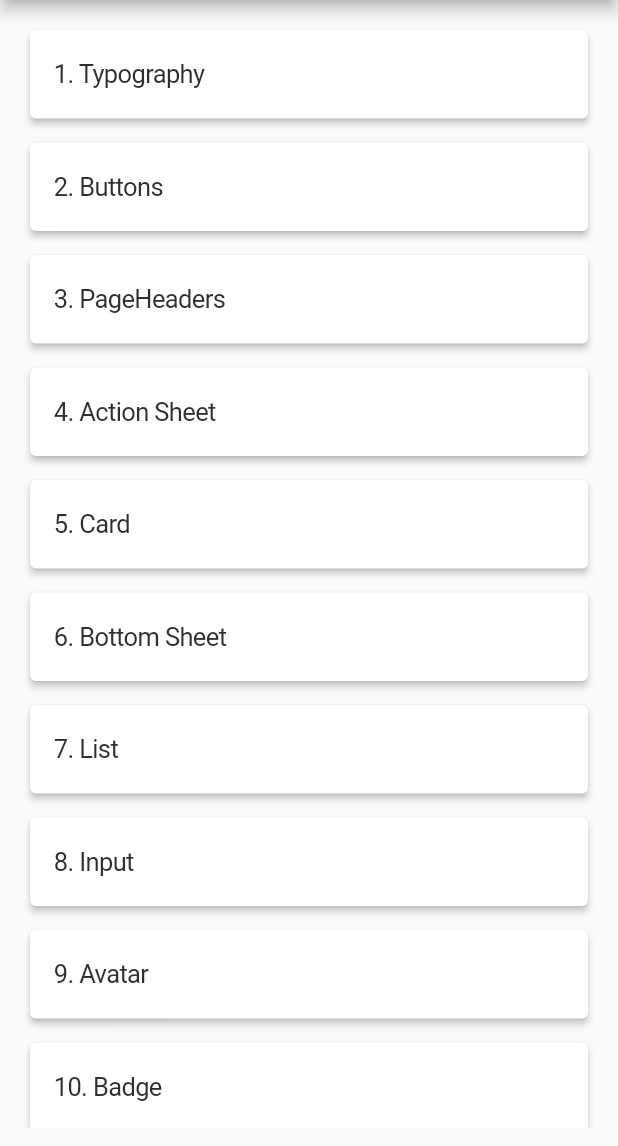
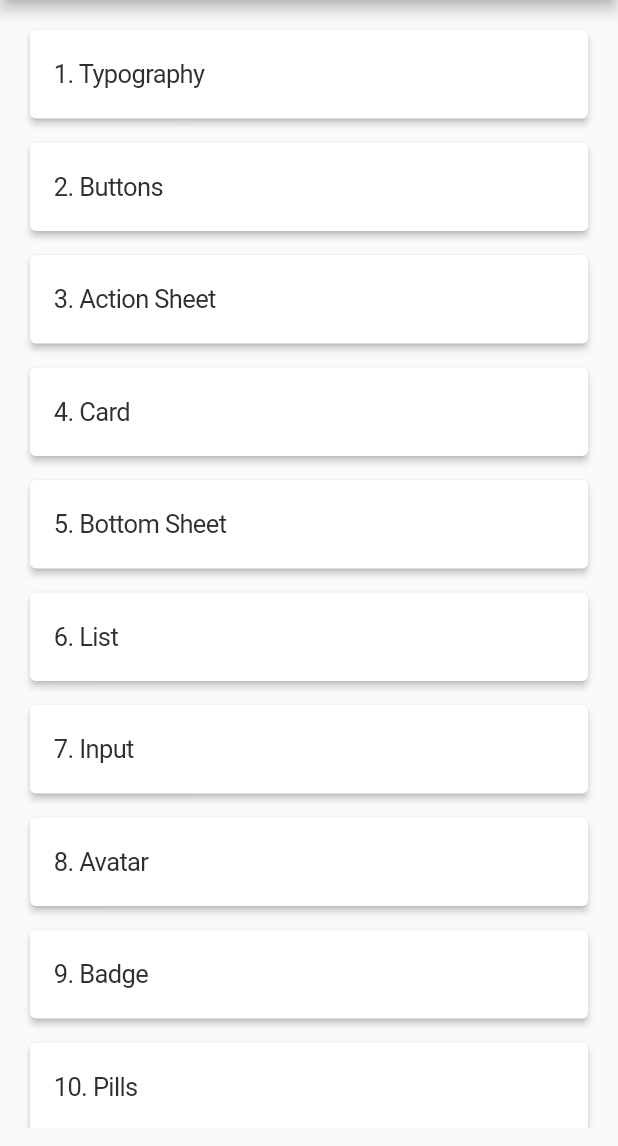
Before and after one commit to innovaccer/mobile-design-system, a Flutter app: the screen it shows after launch, on a phone screen of 412 x 824 dp, the part 90-1236 px from its top. Run offline on Flutter 3.47's test engine with Material 2 defaults, Android fonts, the phone set to English and light mode, and no system bars; drawn by our look-alikes of flutter_styled_toast; our stand-ins replace fluro, get_it, shared_preferences, sms_autofill.

Commit message:
- publishing update

```diff
--- a/example/lib/utils/constants.dart
+++ b/example/lib/utils/constants.dart
@@ -13,7 +13,6 @@ import 'package:example/screens/page_header/mds_basic_header/mds_basic_page_head
 import 'package:example/screens/page_header/mds_compact_page_header/mds_compact_header_screen.dart';
 import 'package:example/screens/page_header/mds_page_header_with_subHeading/mds_page_header_with_subHeading_screen.dart';
 import 'package:example/screens/page_header/mds_page_header_without_subHeading/mds_page_header_without_subHeading_screen.dart';
-import 'package:example/screens/page_header/page_header_screen.dart';
 import 'package:example/screens/pills/mds_pills_screen.dart';
 import 'package:example/screens/switch/mds_switch_screen.dart';
 import 'package:example/screens/typography/body/mds_body_screen.dart';
@@ -31,7 +30,7 @@ class Constants {
   static final Map<String, String> widgetMap = {
     'Typography': TypographyScreen.routeName,
     'Buttons': ButtonScreen.routeName,
-    'PageHeaders': PageHeadersScreen.routeName,
+    //'PageHeaders': PageHeadersScreen.routeName,
     'Action Sheet': MDSActionSheetScreen.routeName,
     'Card': MDSCardScreen.routeName,
     'Bottom Sheet': MDSBottomSheetScreen.routeName,
--- a/pubspec.yaml
+++ b/pubspec.yaml
@@ -1,6 +1,6 @@
 name: innovaccer_design_system
 description: A package that contains the core UI components as per the Innovaccer design system.
-version: 0.0.3
+version: 0.0.4
 repository: https://github.com/innovaccer/mobile-design-system
 homepage: https://design.innovaccer.com/0ee0e5c39/v/0/p/99faa4-masala-design-system
 
```
Also changed, not shown: 1 other file.
